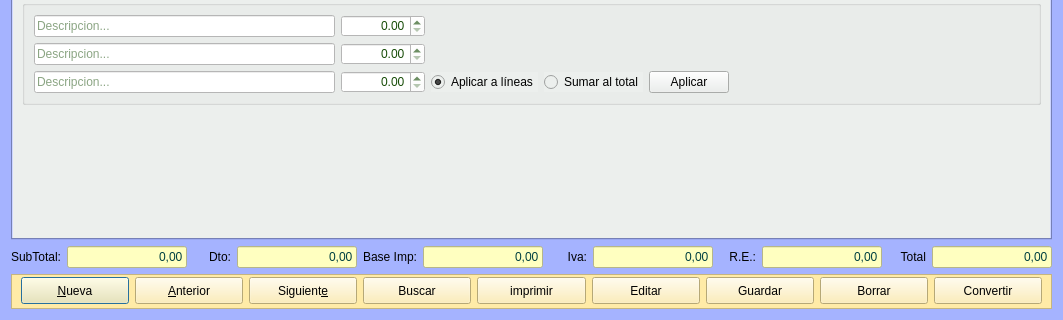
Qt form Zona_Ventas/frmpresupuestoscli.ui (arcnexus/RedFoX) before a commit; both pictures show x 0 to 1063 and y 299 to 619 of the 1063 by 619 pixel window.
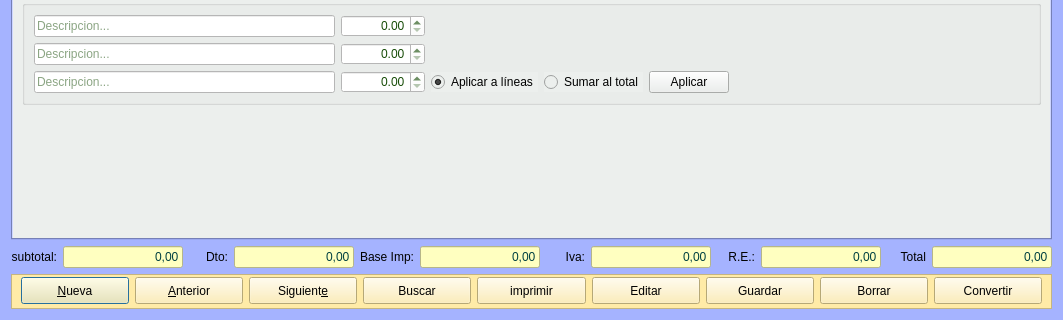
The same form after that commit. The open tabs and pages were chosen to show the change. Icons and pictures are not drawn.

```diff
--- a/Zona_Ventas/frmpresupuestoscli.ui
+++ b/Zona_Ventas/frmpresupuestoscli.ui
@@ -349,7 +349,7 @@
      <item>
       <widget class="QLabel" name="label_38">
        <property name="text">
-        <string>SubTotal:</string>
+        <string>subtotal:</string>
        </property>
        <property name="alignment">
         <set>Qt::AlignRight|Qt::AlignTrailing|Qt::AlignVCenter</set>
```
Left out of the diff: 132 changed lines with no effect on the pictures.
